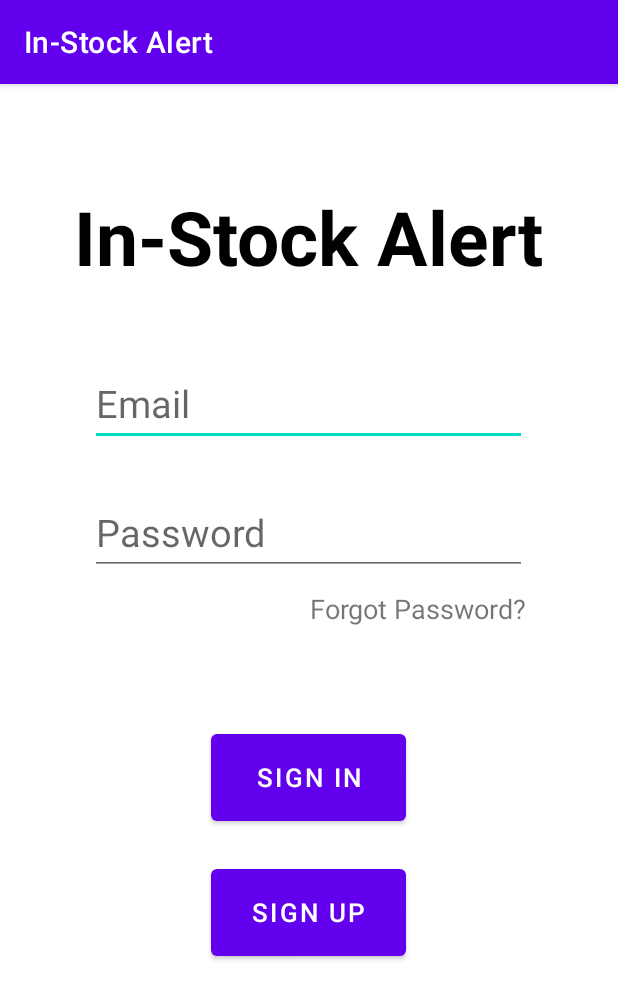
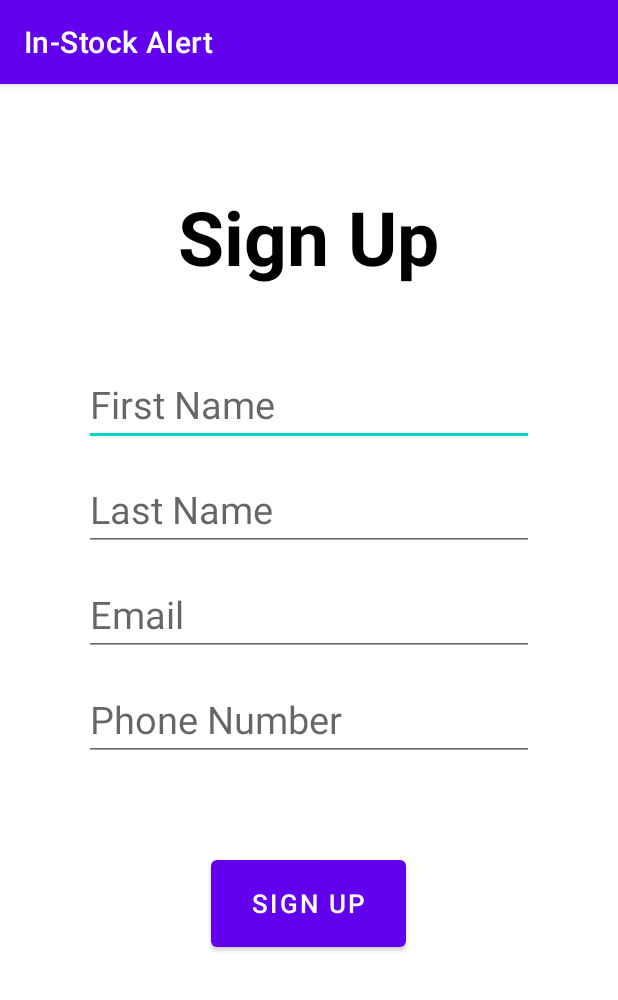
Before and after one commit to adan95/In_Stock_Alert, an Android app: the screen it shows after launch (Login before the commit, SignUp after it), after a tap on "SIGN UP", on a phone screen of 412 x 824 dp. Shown: the top 1000 px of the screen. Run offline under Robolectric (Android 15) with nearby library versions, the phone set to English and light mode, and no system bars.

Commit message:
Sign up page UI

```diff
--- a/app/src/main/AndroidManifest.xml
+++ b/app/src/main/AndroidManifest.xml
@@ -10,18 +10,20 @@
         android:supportsRtl="true"
         android:theme="@style/Theme.InStockAlert">
         <activity
+            android:name=".SignUp"
+            android:exported="true"/>
+        <activity
             android:name=".Login"
             android:exported="true">
-        <intent-filter>
-            <action android:name="android.intent.action.MAIN" />
+            <intent-filter>
+                <action android:name="android.intent.action.MAIN"/>
 
-            <category android:name="android.intent.category.LAUNCHER" />
-        </intent-filter>
+                <category android:name="android.intent.category.LAUNCHER"/>
+            </intent-filter>
         </activity>
         <activity
             android:name=".MainActivity"
             android:label="@string/app_name">
         </activity>
     </application>
-
 </manifest>
--- a/app/src/main/java/com/example/instockalert/Login.java
+++ b/app/src/main/java/com/example/instockalert/Login.java
@@ -4,6 +4,7 @@ import androidx.appcompat.app.AppCompatActivity;
 
 import android.content.Intent;
 import android.os.Bundle;
+import android.text.TextUtils;
 import android.view.View;
 import android.widget.Button;
 import android.widget.EditText;
@@ -34,15 +35,14 @@ public class Login extends AppCompatActivity {
         signInButton = (Button) findViewById(R.id.signInButton);
         signUpButton = (Button) findViewById(R.id.signUpButton);
 
-        setButtons();
+        setButtonListeners();
     }
 
-    private void setButtons() {
+    private void setButtonListeners() {
         forgotPasswordTextView.setOnClickListener(new View.OnClickListener() {
             @Override
             public void onClick(View v) {
                 Toast.makeText(Login.this, "This will go to the forgot password page!", Toast.LENGTH_LONG).show();
-
 //                Intent intent = new Intent(v.getContext(), ForgotPassword.class);
 //                startActivity(intent);
             }
@@ -51,6 +51,13 @@ public class Login extends AppCompatActivity {
         signInButton.setOnClickListener(new View.OnClickListener() {
             @Override
             public void onClick(View v) {
+                String email = emailEditText.getText().toString().trim();
+                String password = passwordEditText.getText().toString().trim();
+
+                // TODO: Set/Check input validation
+
+
+
                 Intent intent = new Intent(v.getContext(), MainActivity.class);
                 startActivity(intent);
             }
@@ -59,9 +66,8 @@ public class Login extends AppCompatActivity {
         signUpButton.setOnClickListener(new View.OnClickListener() {
             @Override
             public void onClick(View v) {
-                Toast.makeText(Login.this, "This will go to the sign up page!", Toast.LENGTH_LONG).show();
-//                Intent intent = new Intent(v.getContext(), SignUp.class);
-//                startActivity(intent);
+                Intent intent = new Intent(v.getContext(), SignUp.class);
+                startActivity(intent);
             }
         });
     }
--- /dev/null
+++ b/app/src/main/java/com/example/instockalert/SignUp.java
@@ -0,0 +1,57 @@
+package com.example.instockalert;
+
+import androidx.appcompat.app.AppCompatActivity;
+
+import android.content.Intent;
+import android.os.Bundle;
+import android.view.View;
+import android.widget.Button;
+import android.widget.EditText;
+
+
+public class SignUp extends AppCompatActivity {
+
+    private EditText firstNameEditText;
+    private EditText lastNameEditText;
+    private EditText emailEditText;
+    private EditText phoneNumberEditText;
+    private Button signUpButton;
+
+
+    @Override
+    protected void onCreate(Bundle savedInstanceState) {
+        super.onCreate(savedInstanceState);
+        setContentView(R.layout.activity_sign_up);
+
+        setComponents();
+    }
+
+    private void setComponents() {
+        firstNameEditText = (EditText) findViewById(R.id.firstNameEditText);
+        lastNameEditText = (EditText) findViewById(R.id.lastNameEditText);
+        emailEditText = (EditText) findViewById(R.id.emailEditText);
+        phoneNumberEditText = (EditText) findViewById(R.id.phoneNumberEditText);
+        signUpButton = (Button) findViewById(R.id.signUpButton);
+
+        setButtonListeners();
+    }
+
+    private void setButtonListeners() {
+        signUpButton.setOnClickListener(new View.OnClickListener() {
+            @Override
+            public void onClick(View v) {
+                String firstName = firstNameEditText.getText().toString().trim();
+                String lastName = lastNameEditText.getText().toString().trim();
+                String email = emailEditText.getText().toString().trim();
+                String phoneNumber = phoneNumberEditText.getText().toString().trim();
+
+                // TODO: Set/Check input validation
+
+
+
+                Intent intent = new Intent(v.getContext(), MainActivity.class);
+                startActivity(intent);
+            }
+        });
+    }
+}
--- a/app/src/main/res/layout/activity_login.xml
+++ b/app/src/main/res/layout/activity_login.xml
@@ -66,13 +66,13 @@
 
     <Button
         android:id="@+id/signUpButton"
-        android:text="@string/sign_up"
-        android:textSize="17sp"
         android:layout_width="130dp"
         android:layout_height="70dp"
         android:layout_below="@id/signInButton"
         android:layout_centerHorizontal="true"
-        android:layout_marginTop="20dp" />
+        android:layout_marginTop="20dp"
+        android:text="@string/sign_up"
+        android:textSize="17sp" />
 
 
 
--- /dev/null
+++ b/app/src/main/res/layout/activity_sign_up.xml
@@ -0,0 +1,79 @@
+<?xml version="1.0" encoding="utf-8"?>
+<RelativeLayout xmlns:android="http://schemas.android.com/apk/res/android"
+    xmlns:app="http://schemas.android.com/apk/res-auto"
+    xmlns:tools="http://schemas.android.com/tools"
+    android:layout_width="match_parent"
+    android:layout_height="match_parent"
+    tools:context=".SignUp">
+
+    <TextView
+        android:id="@+id/signUpTextView"
+        android:layout_width="wrap_content"
+        android:layout_height="wrap_content"
+        android:layout_marginTop="68dp"
+        android:gravity="center"
+        android:layout_centerHorizontal="true"
+        android:paddingLeft="50dp"
+        android:paddingRight="50dp"
+        android:text="@string/sign_up"
+        android:textColor="@color/black"
+        android:textSize="50sp"
+        android:textStyle="bold" />
+
+
+    <EditText
+        android:id="@+id/firstNameEditText"
+        android:layout_width="300dp"
+        android:layout_height="50dp"
+        android:layout_marginTop="56dp"
+        android:hint="@string/first_name"
+        android:textSize="25sp"
+        android:inputType="textPersonName"
+        android:layout_below="@id/signUpTextView"
+        android:layout_centerHorizontal="true"/>
+
+    <EditText
+        android:id="@+id/lastNameEditText"
+        android:layout_width="300dp"
+        android:layout_height="50dp"
+        android:layout_marginTop="20dp"
+        android:hint="@string/last_name"
+        android:textSize="25sp"
+        android:inputType="textPersonName"
+        android:layout_below="@id/firstNameEditText"
+        android:layout_centerHorizontal="true"/>
+
+    <EditText
+        android:id="@+id/emailEditText"
+        android:layout_width="300dp"
+        android:layout_height="50dp"
+        android:layout_below="@id/lastNameEditText"
+        android:layout_centerHorizontal="true"
+        android:layout_marginTop="20dp"
+        android:hint="@string/email"
+        android:inputType="textEmailAddress"
+        android:textSize="25sp" />
+
+    <EditText
+        android:id="@+id/phoneNumberEditText"
+        android:layout_width="300dp"
+        android:layout_height="50dp"
+        android:layout_below="@id/emailEditText"
+        android:layout_centerHorizontal="true"
+        android:layout_marginTop="20dp"
+        android:hint="@string/phone_number"
+        android:inputType="phone"
+        android:textSize="25sp" />
+
+    <Button
+        android:id="@+id/signUpButton"
+        android:layout_width="130dp"
+        android:layout_height="70dp"
+        android:layout_below="@id/phoneNumberEditText"
+        android:layout_centerHorizontal="true"
+        android:layout_marginTop="60dp"
+        android:text="@string/sign_up"
+        android:textSize="17sp" />
+
+
+</RelativeLayout>
--- a/app/src/main/res/values/strings.xml
+++ b/app/src/main/res/values/strings.xml
@@ -8,4 +8,7 @@
     <string name="sign_up">Sign Up</string>
     <string name="password">Password</string>
     <string name="email">Email</string>
+    <string name="first_name">First Name</string>
+    <string name="last_name">Last Name</string>
+    <string name="phone_number">Phone Number</string>
 </resources>
```
